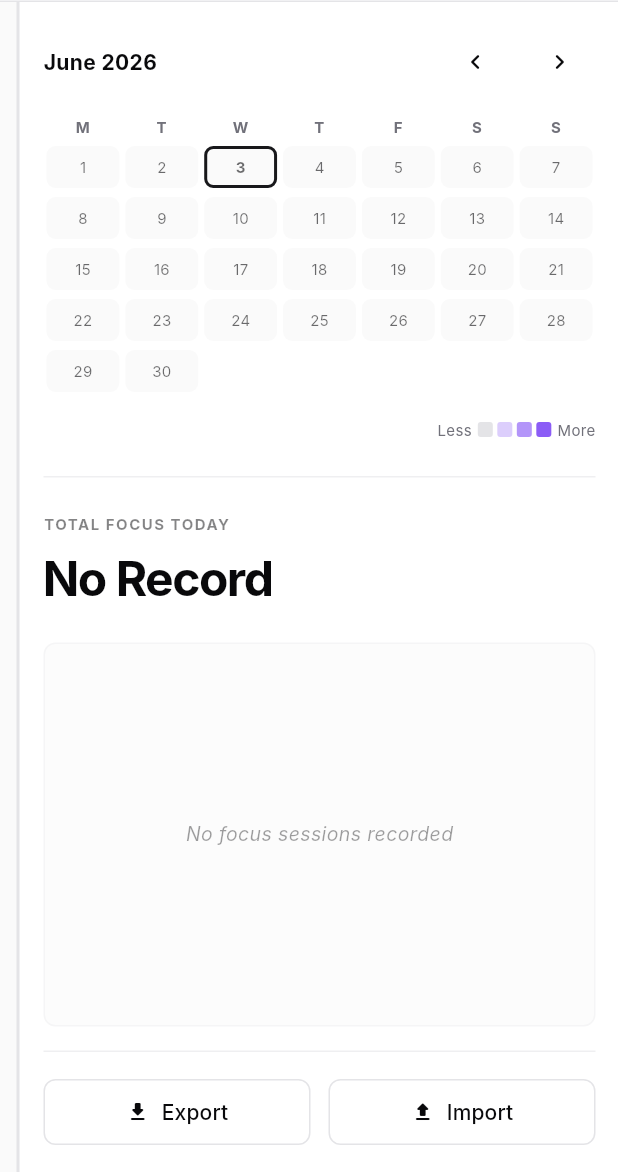
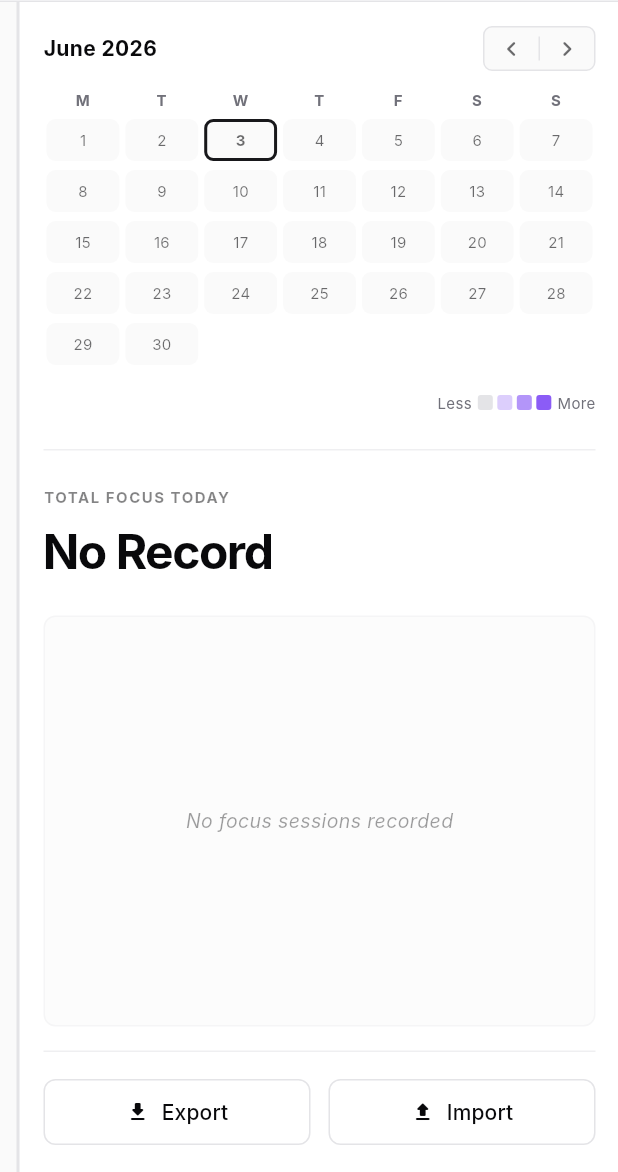
Before and after one commit to MohsinRazza/Strive, a Flutter app: the screen it shows after launch, on a phone screen of 412 x 824 dp, the part 64-1236 px from its top. Run offline on Flutter 3.47's test engine with Material 3 defaults, Android fonts, the phone set to English and light mode, and no system bars; our stand-ins replace google_fonts; missing offline and left inert: window_manager; Roboto replaces fonts that are missing (Inter).

Commit message:
Buttons UI fix + Readme + build_deb.sh update

```diff
--- a/lib/widgets/activity_heatmap.dart
+++ b/lib/widgets/activity_heatmap.dart
@@ -59,24 +59,50 @@ class ActivityHeatmap extends StatelessWidget {
               DateFormat('MMMM yyyy').format(calendarMonth),
               style: TextStyle(fontWeight: FontWeight.bold, fontSize: 14, color: colors.foreground),
             ),
-            Row(
-              children: [
-                IconButton(
-                  icon: const Icon(Icons.chevron_left_rounded, size: 20),
-                  onPressed: () => onMonthChanged(DateTime(calendarMonth.year, calendarMonth.month - 1)),
-                  padding: EdgeInsets.zero,
-                  constraints: const BoxConstraints(),
-                  style: IconButton.styleFrom(foregroundColor: colors.foreground),
-                ),
-                const SizedBox(width: 8),
-                IconButton(
-                  icon: const Icon(Icons.chevron_right_rounded, size: 20),
-                  onPressed: () => onMonthChanged(DateTime(calendarMonth.year, calendarMonth.month + 1)),
-                  padding: EdgeInsets.zero,
-                  constraints: const BoxConstraints(),
-                  style: IconButton.styleFrom(foregroundColor: colors.foreground),
-                ),
-              ],
+            Container(
+              decoration: BoxDecoration(
+                color: colors.background,
+                border: Border.all(color: colors.border),
+                borderRadius: BorderRadius.circular(6),
+              ),
+              child: Row(
+                mainAxisSize: MainAxisSize.min,
+                children: [
+                  Tooltip(
+                    message: 'Previous month',
+                    child: InkWell(
+                      onTap: () => onMonthChanged(DateTime(calendarMonth.year, calendarMonth.month - 1)),
+                      borderRadius: const BorderRadius.horizontal(left: Radius.circular(5)),
+                      hoverColor: colors.foreground.withOpacity(0.05),
+                      child: Padding(
+                        padding: const EdgeInsets.symmetric(horizontal: 8, vertical: 4),
+                        child: Icon(
+                          Icons.chevron_left_rounded,
+                          size: 20,
+                          color: colors.foreground.withOpacity(0.6),
+                        ),
+                      ),
+                    ),
+                  ),
+                  Container(width: 1, height: 16, color: colors.border),
+                  Tooltip(
+                    message: 'Next month',
+                    child: InkWell(
+                      onTap: () => onMonthChanged(DateTime(calendarMonth.year, calendarMonth.month + 1)),
+                      borderRadius: const BorderRadius.horizontal(right: Radius.circular(5)),
+                      hoverColor: colors.foreground.withOpacity(0.05),
+                      child: Padding(
+                        padding: const EdgeInsets.symmetric(horizontal: 8, vertical: 4),
+                        child: Icon(
+                          Icons.chevron_right_rounded,
+                          size: 20,
+                          color: colors.foreground.withOpacity(0.6),
+                        ),
+                      ),
+                    ),
+                  ),
+                ],
+              ),
             ),
           ],
         ),
--- a/lib/widgets/lap_list.dart
+++ b/lib/widgets/lap_list.dart
@@ -85,29 +85,53 @@ class LapList extends StatelessWidget {
                       shape: RoundedRectangleBorder(borderRadius: BorderRadius.circular(AppDesign.borderRadiusInput)),
                     ),
                   ),
-                if (daySessions.isNotEmpty) ...[
+                if (daySessions.isNotEmpty)
+                  Container(
+                    margin: EdgeInsets.only(left: _isToday ? 0 : 8),
+                    decoration: BoxDecoration(
+                      color: colors.background,
+                      border: Border.all(color: colors.border),
+                      borderRadius: BorderRadius.circular(6),
+                    ),
+                    child: Row(
+                      mainAxisSize: MainAxisSize.min,
+                      children: [
                         Tooltip(
                           message: showLaps ? 'Hide laps' : 'Show laps',
-                    child: IconButton(
-                      onPressed: onLapsToggle,
-                      icon: Icon(showLaps ? Icons.visibility_off_outlined : Icons.visibility_outlined, size: 18),
-                      color: colors.foreground.withOpacity(0.4),
-                      padding: const EdgeInsets.only(left: 8, right: 4),
-                      constraints: const BoxConstraints(),
+                          child: InkWell(
+                            onTap: onLapsToggle,
+                            borderRadius: const BorderRadius.horizontal(left: Radius.circular(5)),
+                            hoverColor: colors.foreground.withOpacity(0.05),
+                            child: Padding(
+                              padding: const EdgeInsets.symmetric(horizontal: 8, vertical: 6),
+                              child: Icon(
+                                showLaps ? Icons.visibility_off_outlined : Icons.visibility_outlined,
+                                size: 16,
+                                color: colors.foreground.withOpacity(0.6),
                               ),
                             ),
+                          ),
+                        ),
+                        Container(width: 1, height: 16, color: colors.border),
                         Tooltip(
                           message: 'Clear ${_isToday ? "today\'s" : DateFormat('MMM d').format(activeDay)} records',
-                    child: IconButton(
-                      onPressed: onClearDay,
-                      icon: const Icon(Icons.delete_outline_rounded, size: 18),
-                      color: colors.foreground.withOpacity(0.4),
-                      padding: const EdgeInsets.only(left: 4, right: 0),
-                      constraints: const BoxConstraints(),
-                      style: IconButton.styleFrom(hoverColor: Colors.redAccent.withOpacity(0.1)),
+                          child: InkWell(
+                            onTap: onClearDay,
+                            borderRadius: const BorderRadius.horizontal(right: Radius.circular(5)),
+                            hoverColor: Colors.redAccent.withOpacity(0.1),
+                            child: Padding(
+                              padding: const EdgeInsets.symmetric(horizontal: 8, vertical: 6),
+                              child: Icon(
+                                Icons.delete_outline_rounded,
+                                size: 16,
+                                color: colors.foreground.withOpacity(0.6),
+                              ),
+                            ),
                           ),
                         ),
                       ],
+                    ),
+                  ),
               ],
             ),
           ],
```
Also changed, not shown: 2 other files. Lines whose indentation alone changed are shown as unchanged.
